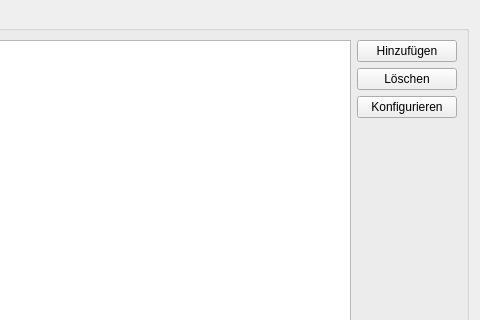
First picture: the form in ui/qmamsusersettingswidget.ui, repository Christian-Kr/QualificationMatrix, before the edit; both pictures show x 688 to 1168 and y 0 to 320 of the 1168 by 761 pixel window.
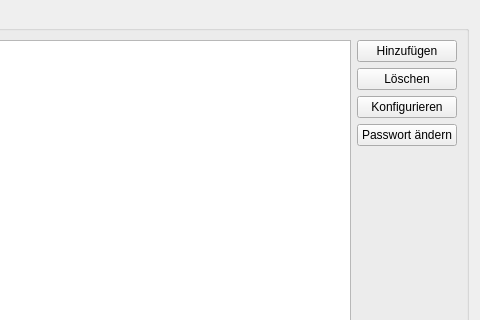
Second picture: the form after the edit.

```diff
--- a/ui/qmamsusersettingswidget.ui
+++ b/ui/qmamsusersettingswidget.ui
@@ -80,6 +80,13 @@
             </property>
            </widget>
           </item>
+          <item>
+           <widget class="QPushButton" name="pbChangePassword">
+            <property name="text">
+             <string>Passwort ändern</string>
+            </property>
+           </widget>
+          </item>
           <item>
            <spacer name="verticalSpacer">
             <property name="orientation">
```
Left out of the diff: 17 changed lines with no effect on the pictures.
